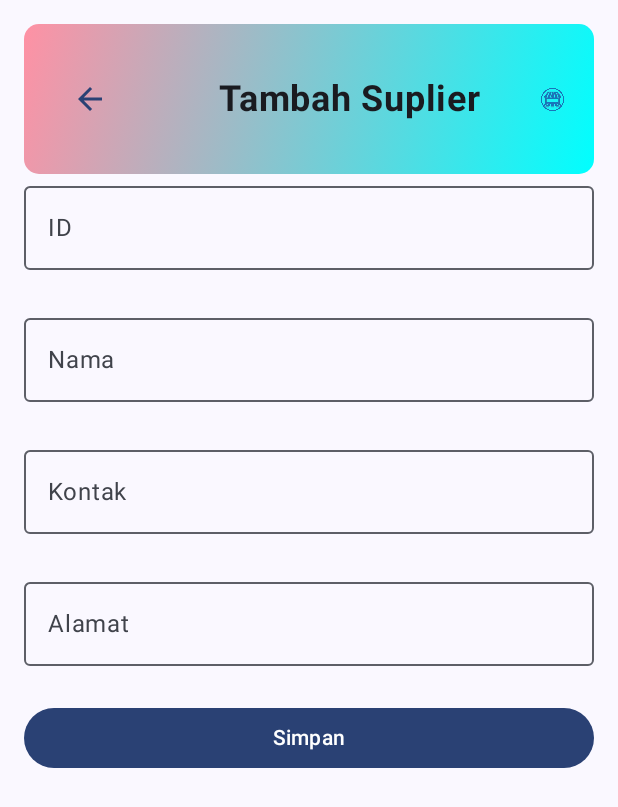
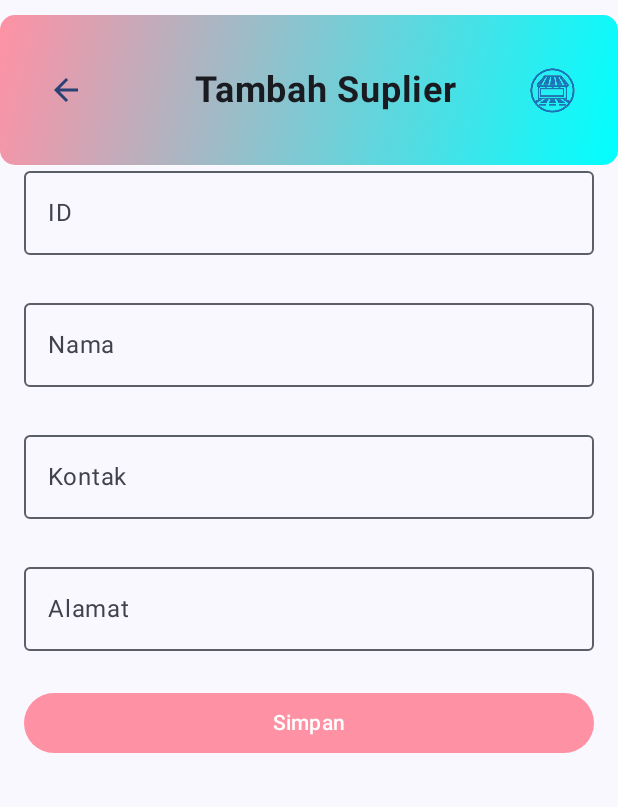
Before and after one commit to BriliyanLuthfiTriandri/UcpRoomDatabase_0094, an Android app built with Jetpack Compose: the InsertSplrView screen opened through its navigation route, on a phone screen of 412 x 824 dp. Shown: the top 807 px of the screen. Run offline under Robolectric (Android 15) with nearby library versions, the phone set to English and light mode, and no system bars.

Commit message:
mengubah warna button, dan menambahkan padding top

```diff
--- a/app/src/main/java/com/example/ucp2/ui/view/suplier/InsertSplrView.kt
+++ b/app/src/main/java/com/example/ucp2/ui/view/suplier/InsertSplrView.kt
@@ -9,6 +9,7 @@ import androidx.compose.foundation.layout.height
 import androidx.compose.foundation.layout.padding
 import androidx.compose.foundation.text.KeyboardOptions
 import androidx.compose.material3.Button
+import androidx.compose.material3.ButtonDefaults
 import androidx.compose.material3.OutlinedTextField
 import androidx.compose.material3.RadioButton
 import androidx.compose.material3.Scaffold
@@ -56,9 +57,13 @@ fun InsertBodySplr(
         Button(
             onClick = onClick,
             modifier = Modifier.fillMaxWidth(),
+            colors = ButtonDefaults.buttonColors(
+                containerColor = Color(0xFFFF91A4) // Mengatur warna latar belakang tombol
+            )
         ) {
             Text("Simpan")
         }
+
     }
 }
 
@@ -85,20 +90,22 @@ fun InsertSplrView(
     }
 
     Scaffold (
-        modifier = modifier,
+        modifier = modifier
+            .padding(top = 10.dp),
         snackbarHost = { SnackbarHost(hostState = snackbarHostState) }
     ){ padding ->
+        TopAppBar(
+            onBack = onBack,
+            showBackButton = true,
+            judul = "Tambah Suplier"
+        )
         Column (
             modifier = Modifier
                 .fillMaxWidth()
                 .padding(padding)
                 .padding(16.dp)
+                .padding(top = 80.dp)
         ){
-            TopAppBar(
-                onBack = onBack,
-                showBackButton = true,
-                judul = "Tambah Suplier"
-            )
             // Isi Body
             InsertBodySplr(
                 uiState = uiState,
```
